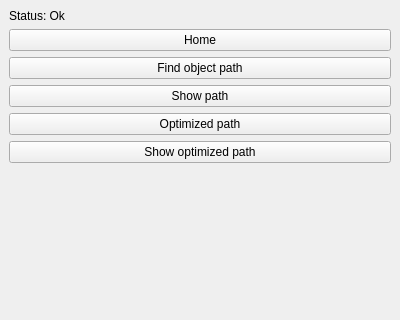
Qt form plugin/src/DualRobotPlugin.ui (martinjakobsgaard/dual-robots) before a commit; both pictures show x 0 to 400 and y 0 to 320 of the 400 by 479 pixel window.
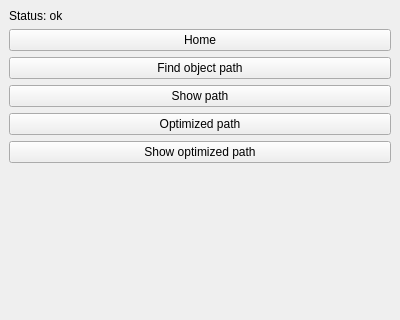
The same form after that commit.

Commit message: Capitalization mistake

Diff of the .ui file:
```diff
--- a/plugin/src/DualRobotPlugin.ui
+++ b/plugin/src/DualRobotPlugin.ui
@@ -21,7 +21,7 @@
     <item>
      <widget class="QLabel" name="ui_status_label">
       <property name="text">
-       <string>Status: Ok</string>
+       <string>Status: ok</string>
       </property>
       <property name="textFormat">
        <enum>Qt::RichText</enum>
```
